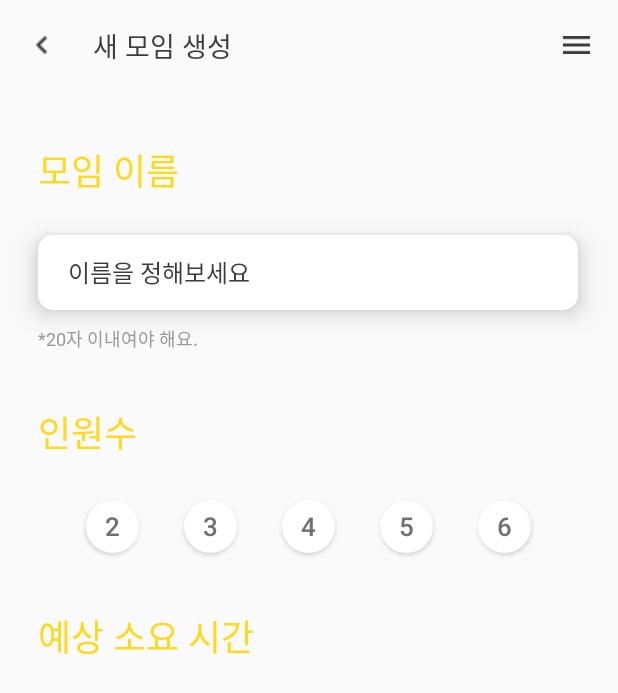
After one commit to Cyma-s/Momo_Android, an Android app: the MakeNewMeetingActivity screen opened directly, with no data from a screen before it, on a phone screen of 412 x 824 dp. The commit adds this screen. Shown: the top 693 px of the screen. Run offline under Robolectric (Android 15) with nearby library versions, the phone set to English and light mode, and no system bars.

Commit message:
edit ( HomeActivity ) : 새 모임 만들기 버튼 클릭 이벤트 생성 add ( MakeNewMeetingActivity ) : xml 제작중

```diff
--- a/app/src/main/AndroidManifest.xml
+++ b/app/src/main/AndroidManifest.xml
@@ -13,7 +13,8 @@
         android:supportsRtl="true"
         android:theme="@style/Theme.Momo"
         android:usesCleartextTraffic="true">
-        <activity android:name=".HomeActivity"></activity>
+        <activity android:name=".MakeNewMeetingActivity"></activity>
+        <activity android:name=".HomeActivity" />
         <activity android:name=".UserInfoInputActivity" />
         <activity android:name="com.kakao.sdk.auth.AuthCodeHandlerActivity">
             <intent-filter>
@@ -36,7 +37,7 @@
         <activity android:name=".LoginActivity" />
         <activity
             android:name=".MainActivity"
-            android:theme="@style/Theme.AppCompat.Light"></activity>
+            android:theme="@style/Theme.AppCompat.Light" />
         <activity
             android:name=".SplashActivity"
             android:theme="@style/SplashTheme">
--- a/app/src/main/java/com/example/momo/HomeActivity.java
+++ b/app/src/main/java/com/example/momo/HomeActivity.java
@@ -4,7 +4,10 @@ import androidx.appcompat.app.AppCompatActivity;
 import androidx.recyclerview.widget.LinearLayoutManager;
 import androidx.recyclerview.widget.RecyclerView;
 
+import android.content.Intent;
 import android.os.Bundle;
+import android.view.View;
+import android.widget.Button;
 
 import com.android.volley.RequestQueue;
 import com.android.volley.toolbox.Volley;
@@ -22,7 +25,16 @@ public class HomeActivity extends AppCompatActivity {
         super.onCreate(savedInstanceState);
         setContentView(R.layout.activity_home);
 
+        Button makeNewMeeting = findViewById(R.id.makeNewMeeting);
         recyclerView = findViewById(R.id.meeting_recyclerview);
+
+        makeNewMeeting.setOnClickListener(new View.OnClickListener() {
+            @Override
+            public void onClick(View v) {
+                Intent intent = new Intent(HomeActivity.this, MakeNewMeetingActivity.class);
+                startActivity(intent);
+            }
+        });
     }
 
     public void getMeetings() {
--- /dev/null
+++ b/app/src/main/java/com/example/momo/MakeNewMeetingActivity.java
@@ -0,0 +1,14 @@
+package com.example.momo;
+
+import androidx.appcompat.app.AppCompatActivity;
+
+import android.os.Bundle;
+
+public class MakeNewMeetingActivity extends AppCompatActivity {
+
+    @Override
+    protected void onCreate(Bundle savedInstanceState) {
+        super.onCreate(savedInstanceState);
+        setContentView(R.layout.activity_make_new_meeting);
+    }
+}
--- a/app/src/main/java/com/example/momo/UserInfoInputActivity.java
+++ b/app/src/main/java/com/example/momo/UserInfoInputActivity.java
@@ -32,6 +32,7 @@ public class UserInfoInputActivity extends AppCompatActivity {
         TextView userName = findViewById(R.id.nickname_edittext);
         Button logoutButton = findViewById(R.id.logout_btn);
         ImageView imageView = findViewById(R.id.userProfileImage);
+        Button nextButton = findViewById(R.id.nextButton);
 
         String userImageString = sharedPreferences.getString("userImage", "");
         Log.i("userInfo", userImageString);
@@ -39,6 +40,15 @@ public class UserInfoInputActivity extends AppCompatActivity {
         String id = sharedPreferences.getString("userNickName", "");
         userName.setText(id);
         imageView.setImageBitmap(userImage);
+
+        nextButton.setOnClickListener(new View.OnClickListener() {
+            @Override
+            public void onClick(View v) {
+                Intent intent = new Intent(UserInfoInputActivity.this, HomeActivity.class);
+                startActivity(intent);
+                finish();
+            }
+        });
 
         logoutButton.setOnClickListener(new View.OnClickListener() {
             @Override
--- /dev/null
+++ b/app/src/main/res/drawable/basic_edittext_round.xml
@@ -0,0 +1,12 @@
+<?xml version="1.0" encoding="utf-8"?>
+<shape xmlns:android="http://schemas.android.com/apk/res/android"
+    android:shape="rectangle"
+    android:padding="10dp">
+
+    <solid android:color="@color/white"/>
+    <corners
+        android:topLeftRadius="10dp"
+        android:topRightRadius="10dp"
+        android:bottomLeftRadius="10dp"
+        android:bottomRightRadius="10dp"/>
+</shape>
--- a/app/src/main/res/drawable/circlebutton.xml
+++ b/app/src/main/res/drawable/circlebutton.xml
@@ -1,7 +1,7 @@
 <?xml version="1.0" encoding="utf-8"?>
 <shape xmlns:android="http://schemas.android.com/apk/res/android"
     android:shape="rectangle" >
-    <solid android:color="@color/back_white"/>
+    <solid android:color="@color/white"/>
     <corners
         android:radius="100dp"
         />
@@ -15,8 +15,4 @@
         android:width="60dp"
         android:height="60dp"
         />
-    <stroke
-        android:width="0.1dp"
-        android:color="@color/grey"
-        />
 </shape>
--- a/app/src/main/res/layout/activity_home.xml
+++ b/app/src/main/res/layout/activity_home.xml
@@ -33,7 +33,7 @@
                 android:fontFamily="@font/regular"
                 android:text="momo"
                 android:textColor="@color/yellow"
-                android:textSize="16sp"
+                android:textSize="18sp"
                 app:layout_constraintBottom_toBottomOf="parent"
                 app:layout_constraintEnd_toStartOf="@+id/menubutton"
                 app:layout_constraintStart_toEndOf="@+id/backbutton"
@@ -55,6 +55,7 @@
     </androidx.appcompat.widget.Toolbar>
 
     <Button
+        android:id="@+id/makeNewMeeting"
         android:layout_width="160dp"
         android:layout_height="40dp"
         android:layout_gravity="center"
--- /dev/null
+++ b/app/src/main/res/layout/activity_make_new_meeting.xml
@@ -0,0 +1,195 @@
+<?xml version="1.0" encoding="utf-8"?>
+<LinearLayout xmlns:android="http://schemas.android.com/apk/res/android"
+    xmlns:app="http://schemas.android.com/apk/res-auto"
+    xmlns:tools="http://schemas.android.com/tools"
+    android:layout_width="match_parent"
+    android:layout_height="match_parent"
+    android:orientation="vertical"
+    tools:context=".MakeNewMeetingActivity">
+
+    <androidx.appcompat.widget.Toolbar
+        android:layout_width="match_parent"
+        android:layout_height="60dp">
+
+        <androidx.constraintlayout.widget.ConstraintLayout
+            android:layout_width="match_parent"
+            android:layout_height="match_parent">
+
+            <ImageButton
+                android:id="@+id/backbutton"
+                android:layout_width="24dp"
+                android:layout_height="24dp"
+                android:background="@null"
+                android:src="@drawable/backbutton"
+                app:layout_constraintBottom_toBottomOf="parent"
+                app:layout_constraintStart_toStartOf="parent"
+                app:layout_constraintTop_toTopOf="parent" />
+
+            <TextView
+                android:layout_width="wrap_content"
+                android:layout_height="wrap_content"
+                android:layout_gravity="center"
+                android:fontFamily="@font/nbold"
+                android:includeFontPadding="false"
+                android:text="새 모임 생성"
+                android:textColor="@color/basic_black"
+                android:textSize="18sp"
+                app:layout_constraintBottom_toBottomOf="parent"
+                app:layout_constraintEnd_toStartOf="@+id/menubutton"
+                app:layout_constraintHorizontal_bias="0.091"
+                app:layout_constraintStart_toEndOf="@+id/backbutton"
+                app:layout_constraintTop_toTopOf="parent"
+                app:layout_constraintVertical_bias="0.515" />
+
+            <ImageButton
+                android:id="@+id/menubutton"
+                android:layout_width="24dp"
+                android:layout_height="24dp"
+                android:layout_marginEnd="16dp"
+                android:background="@null"
+                android:src="@drawable/menubar"
+                app:layout_constraintBottom_toBottomOf="parent"
+                app:layout_constraintEnd_toEndOf="parent"
+                app:layout_constraintTop_toTopOf="parent" />
+
+        </androidx.constraintlayout.widget.ConstraintLayout>
+
+    </androidx.appcompat.widget.Toolbar>
+
+    <TextView
+        android:layout_width="wrap_content"
+        android:layout_height="wrap_content"
+        android:text="모임 이름"
+        android:fontFamily="@font/nbold"
+        android:layout_marginStart="25dp"
+        android:layout_marginTop="35dp"
+        android:textSize="24sp"
+        android:includeFontPadding="false"
+        android:textColor="@color/yellow"/>
+
+    <EditText
+        android:id="@+id/newMeetingName"
+        android:layout_width="360dp"
+        android:layout_height="50dp"
+        android:fontFamily="@font/nmed"
+        android:includeFontPadding="false"
+        android:textColor="@color/basic_black"
+        android:textColorHint="@color/basic_black"
+        android:layout_marginStart="25dp"
+        android:layout_marginTop="25dp"
+        android:elevation="10dp"
+        android:textSize="16sp"
+        android:paddingStart="20dp"
+        android:background="@drawable/basic_edittext_round"
+        android:hint="이름을 정해보세요"/>
+
+    <TextView
+        android:layout_width="wrap_content"
+        android:layout_height="wrap_content"
+        android:layout_marginStart="25dp"
+        android:layout_marginTop="10dp"
+        android:textSize="12sp"
+        android:fontFamily="@font/nregular"
+        android:includeFontPadding="false"
+        android:text="*20자 이내여야 해요."
+        android:textColor="@color/grey"/>
+
+    <TextView
+        android:layout_width="wrap_content"
+        android:layout_height="wrap_content"
+        android:text="인원수"
+        android:fontFamily="@font/nbold"
+        android:layout_marginStart="25dp"
+        android:layout_marginTop="35dp"
+        android:textSize="24sp"
+        android:includeFontPadding="false"
+        android:textColor="@color/yellow"/>
+
+    <RadioGroup
+        android:layout_width="wrap_content"
+        android:layout_height="50dp"
+        android:layout_marginTop="20dp"
+        android:orientation="horizontal"
+        android:layout_gravity="center">
+
+        <Button
+            android:id="@+id/twoPeople"
+            android:layout_width="35dp"
+            android:layout_height="35dp"
+            android:textColor="@color/button_grey"
+            android:text="2"
+            android:textSize="17sp"
+            android:elevation="10dp"
+            android:translationZ="3dp"
+            android:layout_marginTop="7dp"
+            android:layout_marginStart="10dp"
+            android:background="@drawable/circlebutton"/>
+
+        <Button
+            android:id="@+id/threePeople"
+            android:layout_width="35dp"
+            android:layout_height="35dp"
+            android:textColor="@color/button_grey"
+            android:text="3"
+            android:textSize="17sp"
+            android:layout_marginStart="30dp"
+            android:elevation="10dp"
+            android:translationZ="3dp"
+            android:layout_marginTop="7dp"
+            android:background="@drawable/circlebutton"/>
+
+        <Button
+            android:id="@+id/fourPeople"
+            android:layout_width="35dp"
+            android:layout_height="35dp"
+            android:textColor="@color/button_grey"
+            android:text="4"
+            android:textSize="17sp"
+            android:layout_marginStart="30dp"
+            android:elevation="10dp"
+            android:translationZ="3dp"
+            android:layout_marginTop="7dp"
+            android:background="@drawable/circlebutton"/>
+
+        <Button
+            android:id="@+id/fivePeople"
+            android:layout_width="35dp"
+            android:layout_height="35dp"
+            android:textColor="@color/button_grey"
+            android:text="5"
+            android:textSize="17sp"
+            android:layout_marginStart="30dp"
+            android:elevation="10dp"
+            android:translationZ="3dp"
+            android:layout_marginTop="7dp"
+            android:background="@drawable/circlebutton"/>
+
+        <Button
+            android:id="@+id/sixPeople"
+            android:layout_width="35dp"
+            android:layout_height="35dp"
+            android:textColor="@color/button_grey"
+            android:layout_marginStart="30dp"
+            android:text="6"
+            android:textSize="17sp"
+            android:elevation="10dp"
+            android:translationZ="3dp"
+            android:layout_marginTop="7dp"
+            android:layout_marginEnd="10dp"
+            android:background="@drawable/circlebutton"/>
+
+    </RadioGroup>
+
+    <TextView
+        android:layout_width="wrap_content"
+        android:layout_height="wrap_content"
+        android:text="예상 소요 시간"
+        android:fontFamily="@font/nbold"
+        android:layout_marginStart="25dp"
+        android:layout_marginTop="30dp"
+        android:textSize="24sp"
+        android:includeFontPadding="false"
+        android:textColor="@color/yellow"/>
+
+
+</LinearLayout>
--- a/app/src/main/res/layout/activity_user_info_input.xml
+++ b/app/src/main/res/layout/activity_user_info_input.xml
@@ -7,6 +7,15 @@
     android:orientation="vertical"
     android:background="@color/back_white"
     tools:context=".UserInfoInputActivity">
+
+    <ScrollView
+        android:layout_width="match_parent"
+        android:layout_height="match_parent">
+
+        <LinearLayout
+            android:layout_width="match_parent"
+            android:layout_height="match_parent"
+            android:orientation="vertical">
 
             <TextView
                 android:layout_width="wrap_content"
@@ -55,8 +64,8 @@
 
             <ImageView
                 android:id="@+id/userProfileImage"
-        android:layout_width="wrap_content"
-        android:layout_height="wrap_content"
+                android:layout_width="100dp"
+                android:layout_height="100dp"
                 android:layout_marginTop="20dp"
                 android:layout_marginStart="50dp"
                 android:src="@mipmap/ic_launcher" />
@@ -68,4 +77,19 @@
                 android:layout_marginStart="25dp"
                 android:text="로그아웃"/>
 
+            <Button
+                android:id="@+id/nextButton"
+                android:layout_width="wrap_content"
+                android:layout_height="wrap_content"
+                android:text="다음으로"
+                android:layout_marginStart="25dp"/>
+
         </LinearLayout>
+
+    </ScrollView>
+
+
+
+
+
+</LinearLayout>
--- a/app/src/main/res/values/colors.xml
+++ b/app/src/main/res/values/colors.xml
@@ -12,5 +12,6 @@
     <color name="back_white">#F6F6F6</color>
     <color name="edittext_back">#F1F1F5</color>
     <color name="grey">#999999</color>
+    <color name="button_grey">#707070</color>
     <color name="splash_background">#FFD91F</color>
 </resources>
```
Lines whose indentation alone changed are shown as unchanged.
